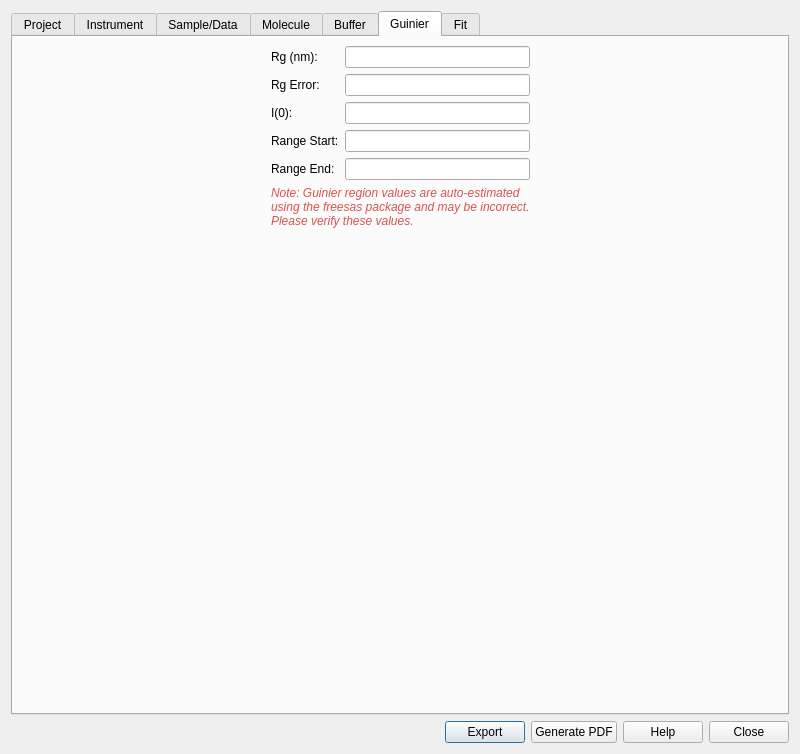
This is src/sas/qtgui/Utilities/SASBDB/UI/SASBDBDialogUI.ui in SasView/sasview as Qt 5 draws it before an edit. The edited form follows.
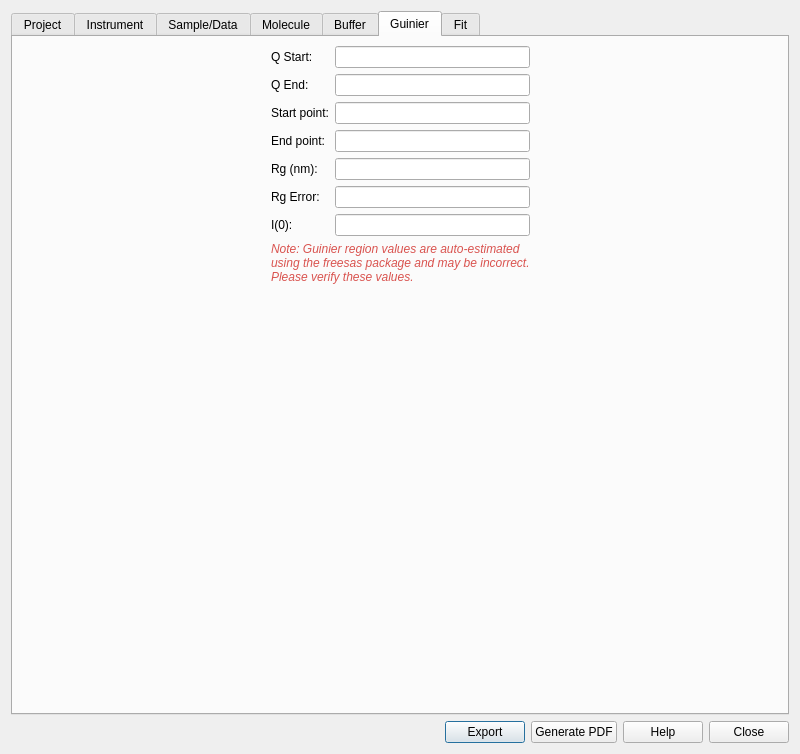
This is the edited form. The open tabs and pages were chosen to show the change.

Commit message: Enhance SASBDB functionality by adding start and end point attributes to Guinier data model and UI. Update ViewerModel to handle empty data more robustly and ensure proper data binding in SASBDBDialog. Adjust UI elements for clarity and consistency.

Patch:
```diff
--- a/src/sas/qtgui/Utilities/SASBDB/UI/SASBDBDialogUI.ui
+++ b/src/sas/qtgui/Utilities/SASBDB/UI/SASBDBDialogUI.ui
@@ -550,56 +550,104 @@
          <item>
           <layout class="QFormLayout" name="formLayoutGuinier">
          <item row="0" column="0">
-          <widget class="QLabel" name="lblGuinierRg">
+          <widget class="QLabel" name="lblGuinierRangeStart">
          <property name="text">
-          <string>Rg (nm):</string>
+          <string>Q Start:</string>
          </property>
         </widget>
        </item>
        <item row="0" column="1">
-        <widget class="QLineEdit" name="txtGuinierRg"/>
+        <widget class="QLineEdit" name="txtGuinierRangeStart">
+         <property name="readOnly">
+          <bool>true</bool>
+         </property>
+        </widget>
        </item>
        <item row="1" column="0">
-        <widget class="QLabel" name="lblGuinierRgError">
+        <widget class="QLabel" name="lblGuinierRangeEnd">
          <property name="text">
-          <string>Rg Error:</string>
+          <string>Q End:</string>
          </property>
         </widget>
        </item>
        <item row="1" column="1">
-        <widget class="QLineEdit" name="txtGuinierRgError"/>
+        <widget class="QLineEdit" name="txtGuinierRangeEnd">
+         <property name="readOnly">
+          <bool>true</bool>
+         </property>
+        </widget>
        </item>
        <item row="2" column="0">
-        <widget class="QLabel" name="lblGuinierI0">
+        <widget class="QLabel" name="lblGuinierStartPoint">
          <property name="text">
-          <string>I(0):</string>
+          <string>Start point:</string>
          </property>
         </widget>
        </item>
        <item row="2" column="1">
-        <widget class="QLineEdit" name="txtGuinierI0"/>
+        <widget class="QLineEdit" name="txtGuinierStartPoint">
+         <property name="readOnly">
+          <bool>true</bool>
+         </property>
+        </widget>
        </item>
        <item row="3" column="0">
-        <widget class="QLabel" name="lblGuinierRangeStart">
+        <widget class="QLabel" name="lblGuinierEndPoint">
          <property name="text">
-          <string>Range Start:</string>
+          <string>End point:</string>
          </property>
         </widget>
        </item>
        <item row="3" column="1">
-        <widget class="QLineEdit" name="txtGuinierRangeStart"/>
+        <widget class="QLineEdit" name="txtGuinierEndPoint">
+         <property name="readOnly">
+          <bool>true</bool>
+         </property>
+        </widget>
        </item>
        <item row="4" column="0">
-        <widget class="QLabel" name="lblGuinierRangeEnd">
+        <widget class="QLabel" name="lblGuinierRg">
          <property name="text">
-          <string>Range End:</string>
+          <string>Rg (nm):</string>
          </property>
         </widget>
        </item>
        <item row="4" column="1">
-        <widget class="QLineEdit" name="txtGuinierRangeEnd"/>
+        <widget class="QLineEdit" name="txtGuinierRg">
+         <property name="readOnly">
+          <bool>true</bool>
+         </property>
+        </widget>
        </item>
-       <item row="5" column="0" colspan="2">
+       <item row="5" column="0">
+        <widget class="QLabel" name="lblGuinierRgError">
+         <property name="text">
+          <string>Rg Error:</string>
+         </property>
+        </widget>
+       </item>
+       <item row="5" column="1">
+        <widget class="QLineEdit" name="txtGuinierRgError">
+         <property name="readOnly">
+          <bool>true</bool>
+         </property>
+        </widget>
+       </item>
+       <item row="6" column="0">
+        <widget class="QLabel" name="lblGuinierI0">
+         <property name="text">
+          <string>I(0):</string>
+         </property>
+        </widget>
+       </item>
+       <item row="6" column="1">
+        <widget class="QLineEdit" name="txtGuinierI0">
+         <property name="readOnly">
+          <bool>true</bool>
+         </property>
+        </widget>
+       </item>
+       <item row="7" column="0" colspan="2">
         <widget class="QLabel" name="lblGuinierNote">
          <property name="text">
           <string>Note: Guinier region values are auto-estimated using the freesas package and may be incorrect. Please verify these values.</string>
```
The commit also changes 5 other files.
